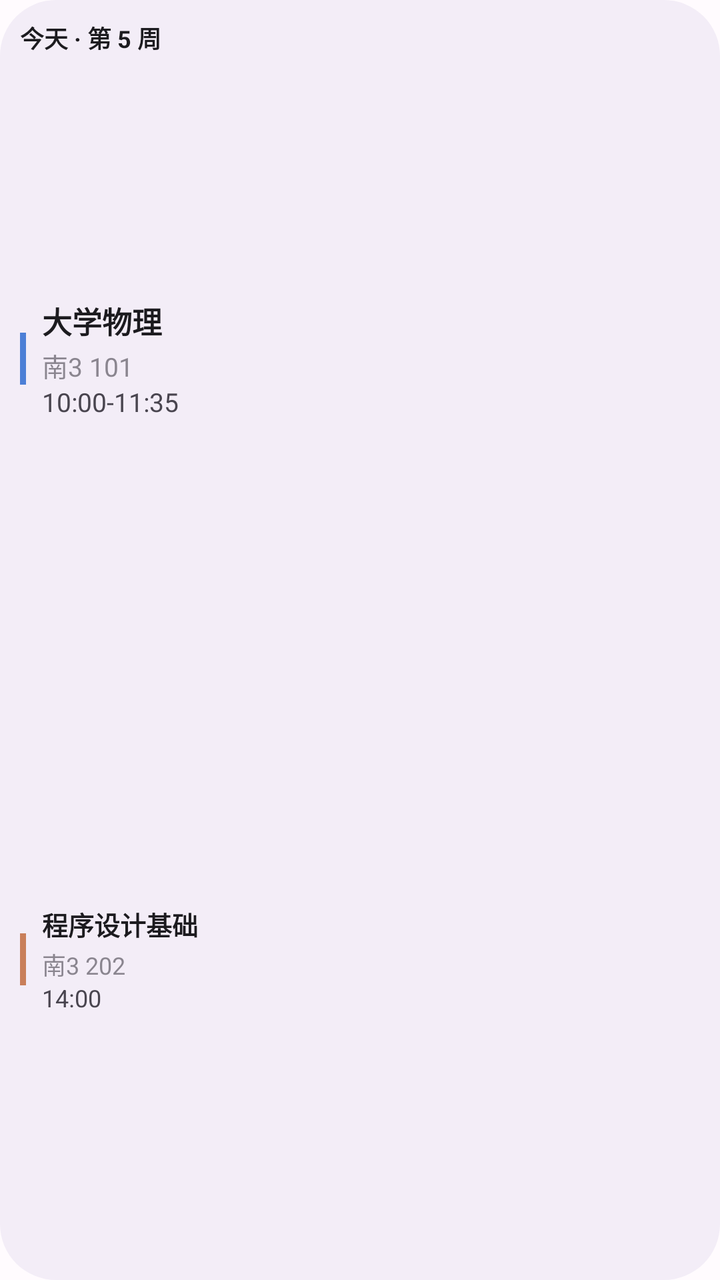
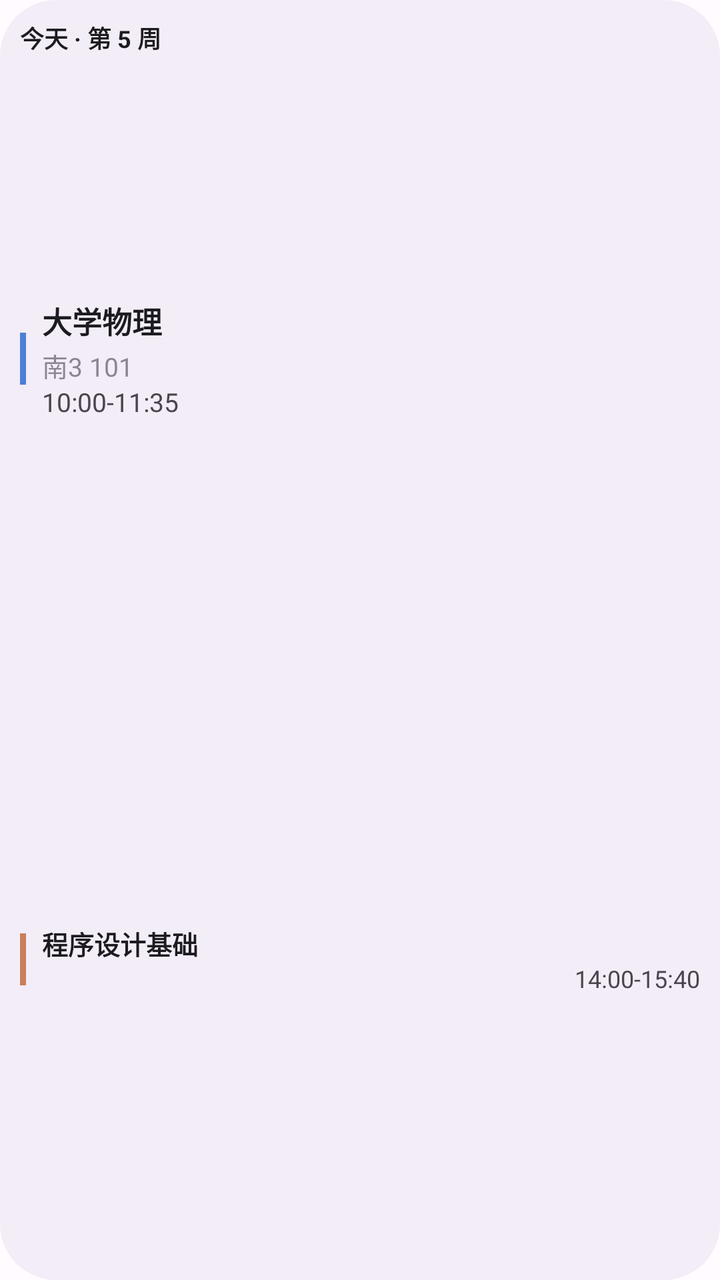

Before-and-after screenshots of an Android layout around one commit, followed by the original layout XML and the change that was made.
<!-- AndroidManifest.xml: application theme Theme.ZZUPocket -->
<!-- res/layout/widget_next_class_preview.xml -->
<?xml version="1.0" encoding="utf-8"?>
<LinearLayout xmlns:android="http://schemas.android.com/apk/res/android"
    android:layout_width="match_parent"
    android:layout_height="match_parent"
    android:background="@drawable/widget_bg"
    android:orientation="vertical"
    android:padding="10dp">

    
    <TextView
        android:layout_width="match_parent"
        android:layout_height="wrap_content"
        android:includeFontPadding="false"
        android:maxLines="1"
        android:text="@string/widget_preview_next_header"
        android:textColor="@color/widget_text"
        android:textSize="@dimen/widget_col_header"
        android:textStyle="bold" />

    
    <LinearLayout
        android:layout_width="match_parent"
        android:layout_height="0dp"
        android:layout_marginTop="@dimen/widget_gap_xs"
        android:layout_weight="1"
        android:baselineAligned="false"
        android:gravity="center_vertical"
        android:orientation="horizontal">

        <TextView
            android:layout_width="@dimen/widget_bar_w"
            android:layout_height="@dimen/widget_bar_h"
            android:background="#4C7FD6" />

        <LinearLayout
            android:layout_width="0dp"
            android:layout_height="wrap_content"
            android:layout_marginStart="@dimen/widget_gap"
            android:layout_weight="1"
            android:orientation="vertical">

            <TextView
                android:layout_width="match_parent"
                android:layout_height="wrap_content"
                android:includeFontPadding="false"
                android:maxLines="1"
                android:text="@string/widget_preview_next_name"
                android:textColor="@color/widget_text"
                android:textSize="15dp"
                android:textStyle="bold" />

            <TextView
                android:layout_width="match_parent"
                android:layout_height="wrap_content"
                android:layout_marginTop="@dimen/widget_gap_xs"
                android:includeFontPadding="false"
                android:maxLines="1"
                android:text="@string/widget_preview_next_place"
                android:textColor="@color/widget_text_hint"
                android:textSize="13dp" />

            <TextView
                android:layout_width="match_parent"
                android:layout_height="wrap_content"
                android:layout_marginTop="@dimen/widget_gap_xs"
                android:includeFontPadding="false"
                android:maxLines="1"
                android:text="@string/widget_preview_next_range"
                android:textColor="@color/widget_text_dim"
                android:textSize="13dp" />
        </LinearLayout>
    </LinearLayout>

    
    <LinearLayout
        android:layout_width="match_parent"
        android:layout_height="0dp"
        android:layout_weight="1"
        android:baselineAligned="false"
        android:gravity="center_vertical"
        android:orientation="horizontal">

        <TextView
            android:layout_width="@dimen/widget_bar_w"
            android:layout_height="@dimen/widget_bar_h"
            android:background="#C97F5A" />

        <LinearLayout
            android:layout_width="0dp"
            android:layout_height="wrap_content"
            android:layout_marginStart="@dimen/widget_gap"
            android:layout_weight="1"
            android:orientation="vertical">

            <TextView
                android:layout_width="match_parent"
                android:layout_height="wrap_content"
                android:includeFontPadding="false"
                android:maxLines="1"
                android:text="程序设计基础"
                android:textColor="@color/widget_text"
                android:textSize="13dp"
                android:textStyle="bold" />

            <TextView
                android:layout_width="match_parent"
                android:layout_height="wrap_content"
                android:layout_marginTop="@dimen/widget_gap_xs"
                android:includeFontPadding="false"
                android:maxLines="1"
                android:text="南3 202"
                android:textColor="@color/widget_text_hint"
                android:textSize="12dp" />

            <TextView
                android:layout_width="match_parent"
                android:layout_height="wrap_content"
                android:layout_marginTop="@dimen/widget_gap_xs"
                android:includeFontPadding="false"
                android:maxLines="1"
                android:text="14:00"
                android:textColor="@color/widget_text_dim"
                android:textSize="12dp" />
        </LinearLayout>
    </LinearLayout>
</LinearLayout>
<!-- resources referenced by this layout -->
<resources>
  <color name="widget_text">#1C1B1F</color>
  <color name="widget_text_dim">#49454F</color>
  <color name="widget_text_hint">#9E49454F</color>
  <dimen name="widget_bar_h">26dp</dimen>
  <dimen name="widget_bar_w">3dp</dimen>
  <dimen name="widget_col_header">12dp</dimen>
  <dimen name="widget_gap">8dp</dimen>
  <dimen name="widget_gap_xs">2dp</dimen>
  <!-- drawable widget_bg (drawable) -->
  <?xml version="1.0" encoding="utf-8"?>
  <shape xmlns:android="http://schemas.android.com/apk/res/android"
      android:shape="rectangle">
      <solid android:color="@color/widget_bg" />
      <corners android:radius="@dimen/widget_corner" />
  </shape>
  <string name="widget_preview_next_header">今天 · 第 5 周</string>
  <string name="widget_preview_next_name">大学物理</string>
  <string name="widget_preview_next_place">南3 101</string>
  <string name="widget_preview_next_range">10:00-11:35</string>
  <style name="Theme.ZZUPocket" parent="android:Theme.Material.Light.NoActionBar">
          <item name="android:windowBackground">@color/window_background</item>
      </style>
  <color name="widget_bg">#F3EDF7</color>
  <dimen name="widget_corner">@android:dimen/system_app_widget_background_radius</dimen>
  <color name="window_background">#FFFBFE</color>
</resources>

<!-- the commit's change to res/layout/widget_next_class_preview.xml (unified diff, before → after) -->
@@ -95,6 +95,7 @@
             <TextView
                 android:layout_width="match_parent"
                 android:layout_height="wrap_content"
+                android:ellipsize="end"
                 android:includeFontPadding="false"
                 android:maxLines="1"
                 android:text="程序设计基础"
@@ -102,25 +103,26 @@
                 android:textSize="13dp"
                 android:textStyle="bold" />
 
-            <TextView
+            <LinearLayout
                 android:layout_width="match_parent"
                 android:layout_height="wrap_content"
                 android:layout_marginTop="@dimen/widget_gap_xs"
-                android:includeFontPadding="false"
-                android:maxLines="1"
-                android:text="南3 202"
-                android:textColor="@color/widget_text_hint"
-                android:textSize="12dp" />
+                android:orientation="horizontal">
 
-            <TextView
-                android:layout_width="match_parent"
-                android:layout_height="wrap_content"
-                android:layout_marginTop="@dimen/widget_gap_xs"
-                android:includeFontPadding="false"
-                android:maxLines="1"
-                android:text="14:00"
-                android:textColor="@color/widget_text_dim"
-                android:textSize="12dp" />
+                <Space
+                    android:layout_width="0dp"
+                    android:layout_height="1dp"
+                    android:layout_weight="1" />
+
+                <TextView
+                    android:layout_width="wrap_content"
+                    android:layout_height="wrap_content"
+                    android:includeFontPadding="false"
+                    android:maxLines="1"
+                    android:text="14:00-15:40"
+                    android:textColor="@color/widget_text_dim"
+                    android:textSize="12dp" />
+            </LinearLayout>
         </LinearLayout>
     </LinearLayout>
 </LinearLayout>
